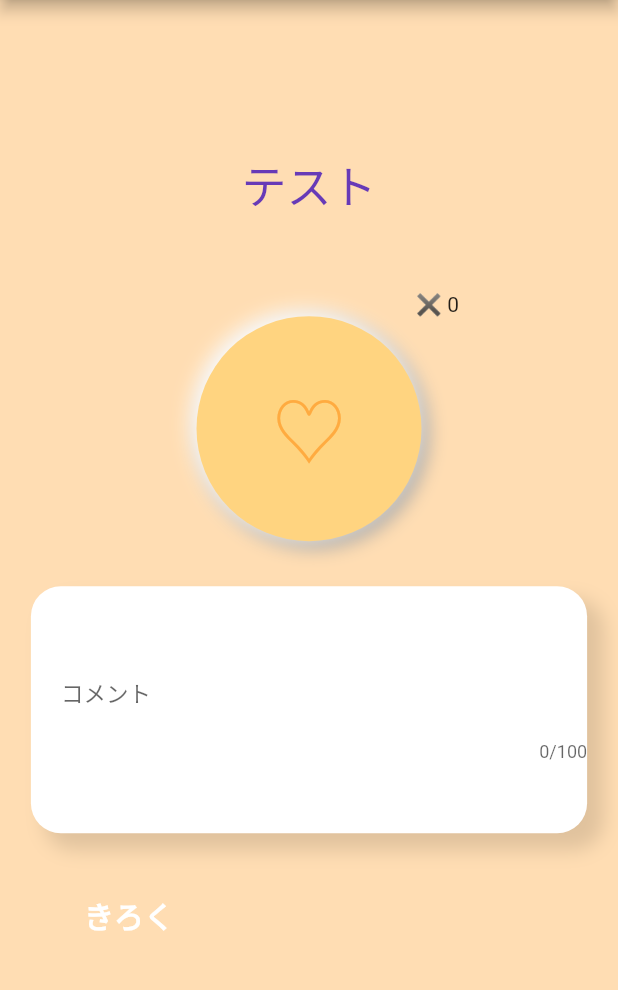
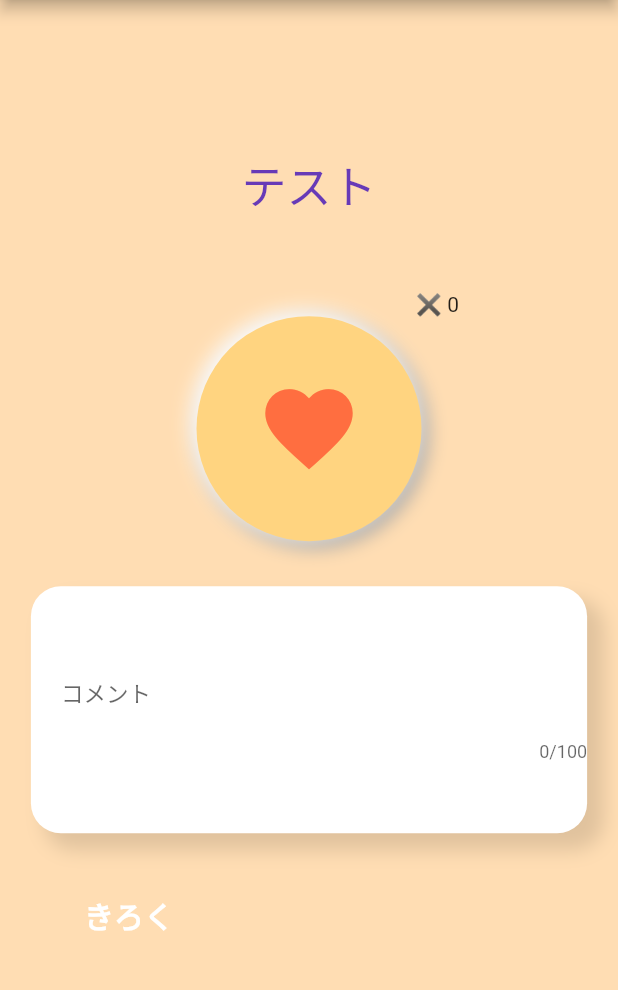
Before and after one commit to youten410/me-good, a Flutter app: the screen it shows after launch, on a phone screen of 412 x 824 dp, the part 146-1136 px from its top. Run offline on Flutter 3.47's test engine with Material 2 defaults, Android fonts, the phone set to English and light mode, and no system bars; our stand-ins replace cloud_firestore, firebase_core, go_router, table_calendar; missing offline and left inert: flat_3d_button, pushable_button; accounts and stored records are empty.

Commit message:
update : ハートをテキストからアイコンに変更

```diff
--- a/lib/screens/good_screen.dart
+++ b/lib/screens/good_screen.dart
@@ -125,13 +125,11 @@ class _GoodScreenState extends State<GoodScreen> {
                               ],
                       ),
                     ),
-                    const Text(
-                      '♡',
-                      style: TextStyle(
-                        fontSize: 50,
-                        color: Colors.orangeAccent
-                        ),
-                    ),
+                    Icon(
+                      Icons.favorite,
+                      color: Colors.deepOrangeAccent,
+                      size: 70,
+                    )
                   ],
                 ),
               )
```
